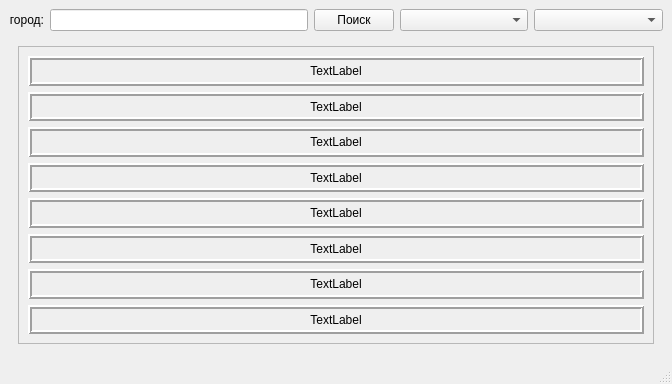
The window that form.ui (simak-p/week_weather_10) describes before a commit, drawn with Qt 5.
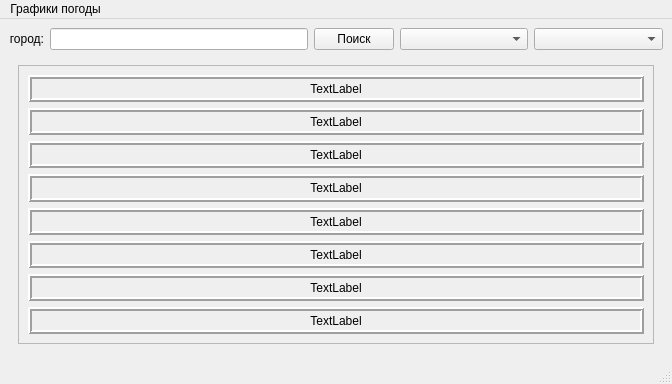
The same window after the commit.

Diff of the .ui file:
```diff
--- a/form.ui
+++ b/form.ui
@@ -237,6 +237,14 @@
      <height>22</height>
     </rect>
    </property>
+   <widget class="QMenu" name="menu">
+    <property name="title">
+     <string>Графики погоды</string>
+    </property>
+    <addaction name="action_chart_week"/>
+    <addaction name="action_chart_three"/>
+   </widget>
+   <addaction name="menu"/>
   </widget>
   <widget class="QStatusBar" name="statusbar"/>
  </widget>
```
Left out of the diff: 10 changed lines with no effect on the pictures.
